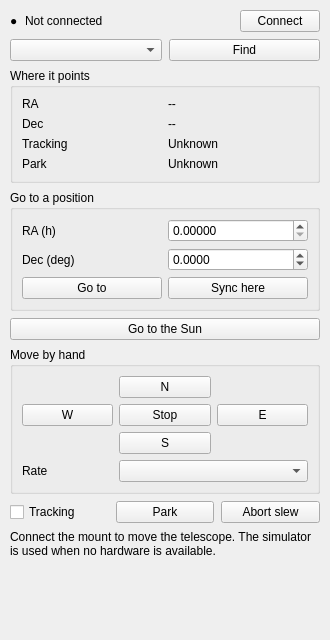
The window that solarscribe/ui/telescope_panel.ui (irydeo/solarscribe) describes before a commit, drawn with Qt 5.
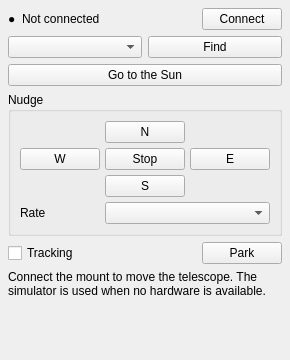
The same window after the commit.

The edit to the form file:
```diff
--- a/solarscribe/ui/telescope_panel.ui
+++ b/solarscribe/ui/telescope_panel.ui
@@ -6,25 +6,25 @@
    <rect>
     <x>0</x>
     <y>0</y>
-    <width>330</width>
-    <height>640</height>
+    <width>220</width>
+    <height>360</height>
    </rect>
   </property>
   <layout class="QVBoxLayout" name="telescopeLayout">
    <property name="spacing">
-    <number>7</number>
+    <number>6</number>
    </property>
    <property name="leftMargin">
-    <number>10</number>
+    <number>8</number>
    </property>
    <property name="topMargin">
-    <number>10</number>
+    <number>8</number>
    </property>
    <property name="rightMargin">
-    <number>10</number>
+    <number>8</number>
    </property>
    <property name="bottomMargin">
-    <number>10</number>
+    <number>8</number>
    </property>
    <item>
     <layout class="QHBoxLayout" name="connectionRow">
@@ -94,161 +94,6 @@
      </item>
     </layout>
    </item>
-   <item>
-    <widget class="QGroupBox" name="positionBox">
-     <property name="title">
-      <string>Where it points</string>
-     </property>
-     <layout class="QGridLayout" name="positionLayout">
-      <item row="0" column="0">
-       <widget class="QLabel" name="raCaption">
-        <property name="text">
-         <string>RA</string>
-        </property>
-       </widget>
-      </item>
-      <item row="0" column="1">
-       <widget class="QLabel" name="raValue">
-        <property name="role" stdset="0">
-         <string>number</string>
-        </property>
-        <property name="text">
-         <string>--</string>
-        </property>
-        <property name="toolTip">
-         <string>Right ascension in hours. The scan sweeps along this axis, so it must move smoothly while tracking.</string>
-        </property>
-       </widget>
-      </item>
-      <item row="1" column="0">
-       <widget class="QLabel" name="decCaption">
-        <property name="text">
-         <string>Dec</string>
-        </property>
-       </widget>
-      </item>
-      <item row="1" column="1">
-       <widget class="QLabel" name="decValue">
-        <property name="role" stdset="0">
-         <string>number</string>
-        </property>
-        <property name="text">
-         <string>--</string>
-        </property>
-        <property name="toolTip">
-         <string>Declination in degrees. The Sun sits at about +10 to +23 degrees depending on the season.</string>
-        </property>
-       </widget>
-      </item>
-      <item row="2" column="0">
-       <widget class="QLabel" name="trackingCaption">
-        <property name="text">
-         <string>Tracking</string>
-        </property>
-       </widget>
-      </item>
-      <item row="2" column="1">
-       <widget class="QLabel" name="trackingValue">
-        <property name="text">
-         <string>Unknown</string>
-        </property>
-        <property name="toolTip">
-         <string>Whether the mount follows the sky. The scan adds its sweep on top of this, so tracking off smears the disk.</string>
-        </property>
-       </widget>
-      </item>
-      <item row="3" column="0">
-       <widget class="QLabel" name="parkCaption">
-        <property name="text">
-         <string>Park</string>
-        </property>
-       </widget>
-      </item>
-      <item row="3" column="1">
-       <widget class="QLabel" name="parkValue">
-        <property name="text">
-         <string>Unknown</string>
-        </property>
-        <property name="toolTip">
-         <string>Whether the mount is in its park position. Park before closing the observatory so the optics are safe.</string>
-        </property>
-       </widget>
-      </item>
-     </layout>
-    </widget>
-   </item>
-   <item>
-    <widget class="QGroupBox" name="gotoBox">
-     <property name="title">
-      <string>Go to a position</string>
-     </property>
-     <layout class="QGridLayout" name="gotoLayout">
-      <item row="0" column="0">
-       <widget class="QLabel" name="gotoRaCaption">
-        <property name="text">
-         <string>RA (h)</string>
-        </property>
-       </widget>
-      </item>
-      <item row="0" column="1">
-       <widget class="QDoubleSpinBox" name="gotoRaSpin">
-        <property name="decimals">
-         <number>5</number>
-        </property>
-        <property name="maximum">
-         <double>24.000000000000000</double>
-        </property>
-        <property name="singleStep">
-         <double>0.010000000000000</double>
-        </property>
-       </widget>
-      </item>
-      <item row="1" column="0">
-       <widget class="QLabel" name="gotoDecCaption">
-        <property name="text">
-         <string>Dec (deg)</string>
-        </property>
-       </widget>
-      </item>
-      <item row="1" column="1">
-       <widget class="QDoubleSpinBox" name="gotoDecSpin">
-        <property name="decimals">
-         <number>4</number>
-        </property>
-        <property name="minimum">
-         <double>-90.000000000000000</double>
-        </property>
-        <property name="maximum">
-         <double>90.000000000000000</double>
-        </property>
-        <property name="singleStep">
-         <double>0.100000000000000</double>
-        </property>
-       </widget>
-      </item>
-      <item row="2" column="0">
-       <widget class="QPushButton" name="gotoButton">
-        <property name="text">
-         <string>Go to</string>
-        </property>
-        <property name="toolTip">
-         <string>Slews to the coordinates above. The mount stops tracking while it slews and resumes afterwards.</string>
-        </property>
-       </widget>
-      </item>
-      <item row="2" column="1">
-       <widget class="QPushButton" name="syncButton">
-        <property name="text">
-         <string>Sync here</string>
-        </property>
-        <property name="toolTip">
-         <string>Tells the mount that it is really at the coordinates above. Use it when you have centred the Sun by hand.</string>
-        </property>
-       </widget>
-      </item>
-     </layout>
-    </widget>
-   </item>
    <item>
     <widget class="QPushButton" name="gotoSunButton">
      <property name="text">
@@ -262,9 +107,12 @@
    <item>
     <widget class="QGroupBox" name="moveBox">
      <property name="title">
-      <string>Move by hand</string>
+      <string>Nudge</string>
      </property>
      <layout class="QGridLayout" name="moveLayout">
+      <property name="spacing">
+       <number>5</number>
+      </property>
       <item row="0" column="1">
        <widget class="QPushButton" name="northButton">
         <property name="text">
@@ -347,6 +195,19 @@
        </property>
       </widget>
      </item>
+     <item>
+      <spacer name="trackSpacer">
+       <property name="orientation">
+        <enum>Qt::Horizontal</enum>
+       </property>
+       <property name="sizeHint" stdset="0">
+        <size>
+         <width>20</width>
+         <height>20</height>
+        </size>
+       </property>
+      </spacer>
+     </item>
      <item>
       <widget class="QPushButton" name="parkButton">
        <property name="text">
@@ -357,16 +218,6 @@
        </property>
       </widget>
      </item>
-     <item>
-      <widget class="QPushButton" name="abortButton">
-       <property name="text">
-        <string>Abort slew</string>
-       </property>
-       <property name="toolTip">
-        <string>Cancels a GOTO without parking. The mount stays where it is.</string>
-       </property>
-      </widget>
-     </item>
     </layout>
    </item>
    <item>
```
Left out of the diff: 2 changed lines with no effect on the pictures.
